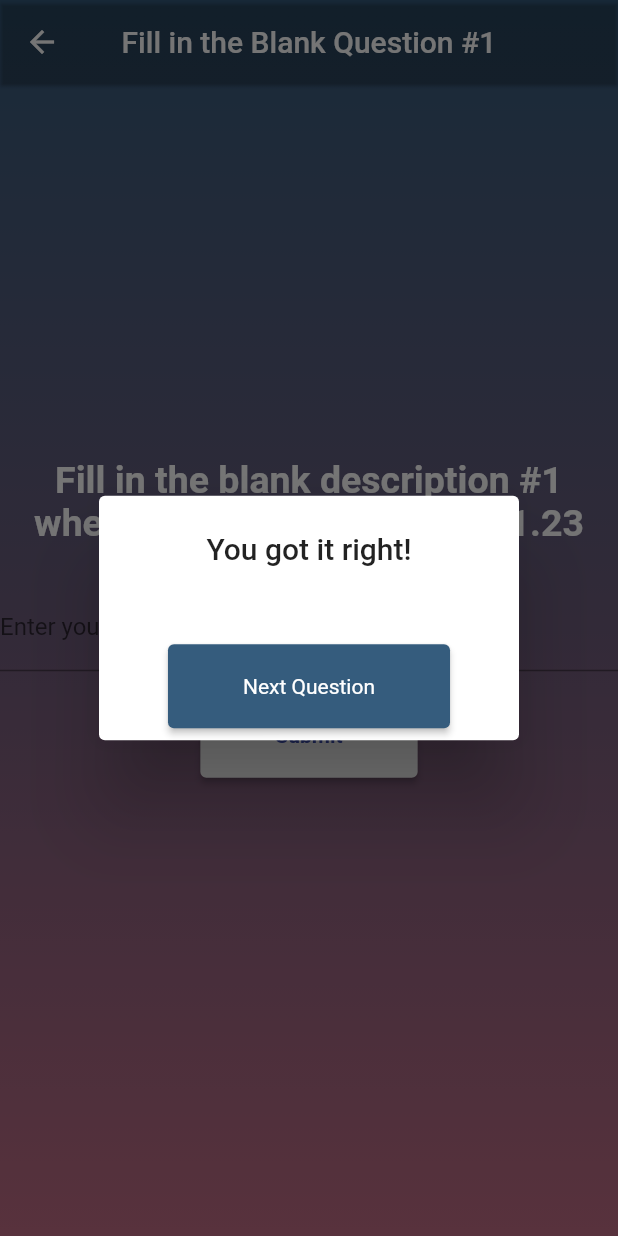
After one commit to ianscodecastle/PharmacyMathGame, a Flutter app: the FillInBlankScreen screen opened directly, after a tap on "Submit", on a phone screen of 412 x 824 dp. The commit adds this screen. Run offline on Flutter 3.47's test engine with Material 2 defaults, Android fonts, the phone set to English and light mode, and no system bars; our stand-ins replace flutter_svg; missing offline and left inert: dart:js.

Commit message:
added fill in blank question screen

```diff
--- a/math_game/lib/main.dart
+++ b/math_game/lib/main.dart
@@ -1,6 +1,7 @@
 // ignore_for_file: unnecessary_this, prefer_const_constructors
 
 import 'package:flutter/material.dart';
+import 'package:math_game/screens/fill_in_blank_screen.dart';
 import 'package:math_game/screens/multiple_choice_screen.dart';
 import 'package:math_game/screens/quiz/quiz_screen.dart';
 import 'package:math_game/screens/results_screen.dart';
--- /dev/null
+++ b/math_game/lib/screens/fill_in_blank_screen.dart
@@ -0,0 +1,195 @@
+// ignore_for_file: prefer_const_constructors
+import 'dart:js';
+
+import 'package:flutter/cupertino.dart';
+import 'package:flutter/foundation.dart';
+import 'package:flutter/gestures.dart';
+import 'package:flutter/material.dart';
+import 'package:math_game/constants.dart';
+import 'package:flutter_svg/svg.dart';
+import 'dart:core';
+import 'dart:convert';
+
+List answers = List.filled(5, null, growable: false);
+// answers[0] = correct answer
+// answers[1] = user input
+
+class FillInBlankScreen extends StatelessWidget {
+  const FillInBlankScreen({Key? key}) : super(key: key);
+
+  @override
+  Widget build(BuildContext context) {
+    return Scaffold(
+      backgroundColor: kPrimaryColor,
+      extendBodyBehindAppBar: true,
+      appBar: AppBar(
+        centerTitle: true,
+        title: const Text('Fill in the Blank Question #1'),
+        backgroundColor: kTransparent,
+        elevation: 1,
+      ),
+      body: Container(
+        decoration: BoxDecoration(gradient: kPrimaryGradient),
+        child: Column(
+          mainAxisAlignment: MainAxisAlignment.center,
+          children: [
+            Align(
+              alignment: Alignment.center,
+              child: Text(
+                'Fill in the blank description #1 where the correct answer is 1.23',
+                //textAlign: TextAlign.center,
+                textAlign: TextAlign.center,
+                style: TextStyle(
+                  color: kSecondaryColor,
+                  fontWeight: FontWeight.bold,
+                  fontSize: 25,
+                  //fontFamily: 'Impact',
+                ),
+              ),
+            ),
+            SizedBox(height: 25), //adds empty space
+
+            TextField(
+              style: TextStyle(color: Colors.white),
+              textAlign: TextAlign.center,
+              decoration: const InputDecoration(
+                  //icon: Icon(Icons.account_circle),
+                  //fillColor: Colors.grey,
+                  //filled: true,
+                  border: UnderlineInputBorder(),
+                  labelText: 'Enter your answer'),
+              onChanged: (String userAnswer) => checkAnswer(userAnswer),
+            ),
+            SizedBox(height: 15),
+            ElevatedButton(
+                child: Text('Submit'),
+                style: ElevatedButton.styleFrom(
+                  primary: Colors.white,
+                  onPrimary: Colors.indigo,
+                  padding: EdgeInsets.symmetric(horizontal: 50, vertical: 20),
+                  textStyle: TextStyle(
+                    //color: Colors.black,
+                    fontWeight: FontWeight.bold,
+                  ),
+                ),
+                onPressed: () => {
+                      if (checkChoice() == false)
+                        {
+                          showDialog(
+                            context: context,
+                            builder: (BuildContext context) =>
+                                wrongAnswer(context),
+                          )
+                        }
+                      else if (checkChoice() == true)
+                        {
+                          showDialog(
+                            context: context,
+                            builder: (BuildContext context) =>
+                                rightAnswer(context),
+                          )
+                          //respond to button press
+                        },
+                    }),
+          ],
+        ),
+      ),
+    );
+  }
+}
+
+void descriptions() {
+  answers[0] = "1.23";
+}
+
+bool checkChoice() {
+  if (answers[1] == answers[0]) {
+    return true;
+  } else {
+    return false;
+  }
+}
+
+AlertDialog wrongAnswer(BuildContext context) {
+  descriptions();
+  return AlertDialog(
+    title: const Text(
+      'You got it wrong!',
+      textAlign: TextAlign.center,
+    ),
+    content: Column(
+      mainAxisSize: MainAxisSize.min,
+      mainAxisAlignment: MainAxisAlignment.start,
+      //crossAxisAlignment: CrossAxisAlignment.center,
+    ),
+    actions: <Widget>[
+      Center(
+        child: Column(
+          //mainAxisAlignment: MainAxisAlignment.center,
+          //crossAxisAlignment: CrossAxisAlignment.center,
+          children: [
+            ElevatedButton(
+                onPressed: () {
+                  Navigator.of(context).pop();
+                },
+                // textColor: Theme.of(context).primaryColor,
+                child: const Text('Try again'),
+                style: ElevatedButton.styleFrom(
+                  primary: kPrimaryColor,
+                  onPrimary: Colors.white,
+                  padding: EdgeInsets.symmetric(horizontal: 50, vertical: 20),
+                  textStyle: TextStyle(
+                    //color: Colors.black,
+                    fontWeight: FontWeight.normal,
+                  ),
+                )),
+            SizedBox(width: 5, height: 5),
+            TextButton(
+              onPressed: () {},
+              child: const Text('See why'),
+              style: TextButton.styleFrom(
+                primary: Colors.grey,
+                textStyle: TextStyle(fontWeight: FontWeight.bold),
+              ),
+            )
+          ],
+        ),
+      ),
+    ],
+  );
+}
+
+AlertDialog rightAnswer(BuildContext context) {
+  return AlertDialog(
+    title: const Text(
+      'You got it right!',
+      textAlign: TextAlign.center,
+    ),
+    content: Column(
+      mainAxisSize: MainAxisSize.min,
+      mainAxisAlignment: MainAxisAlignment.center,
+      crossAxisAlignment: CrossAxisAlignment.center,
+    ),
+    actions: <Widget>[
+      Center(
+        child: ElevatedButton(
+            onPressed: () {
+              Navigator.of(context).pop();
+            },
+            child: const Text('Next Question'),
+            style: ElevatedButton.styleFrom(
+              primary: kPrimaryColor,
+              onPrimary: Colors.white,
+              padding: EdgeInsets.symmetric(horizontal: 50, vertical: 20),
+              textStyle: TextStyle(
+                fontWeight: FontWeight.normal,
+              ),
+            )),
+      ),
+    ],
+  );
+}
+
+void checkAnswer(String userInput) {
+  answers[1] = userInput;
+}
--- a/math_game/lib/screens/multiple_choice_screen.dart
+++ b/math_game/lib/screens/multiple_choice_screen.dart
@@ -3,6 +3,7 @@ import 'package:flutter/cupertino.dart';
 import 'package:flutter/material.dart';
 import 'package:math_game/constants.dart';
 import 'package:flutter_svg/svg.dart';
+import 'package:math_game/screens/fill_in_blank_screen.dart';
 import 'package:math_game/screens/quiz/components/progress_bar_widget.dart';
 
 List answers = List.filled(5, null, growable: false);
@@ -254,7 +255,9 @@ AlertDialog rightAnswer(BuildContext context) {
       Center(
         child: ElevatedButton(
             onPressed: () {
-              Navigator.of(context).pop();
+              //Navigator.of(context).pop();
+              Navigator.of(context).push(
+                  MaterialPageRoute(builder: (context) => FillInBlankScreen()));
             },
             child: const Text('Next Question'),
             style: ElevatedButton.styleFrom(
```
